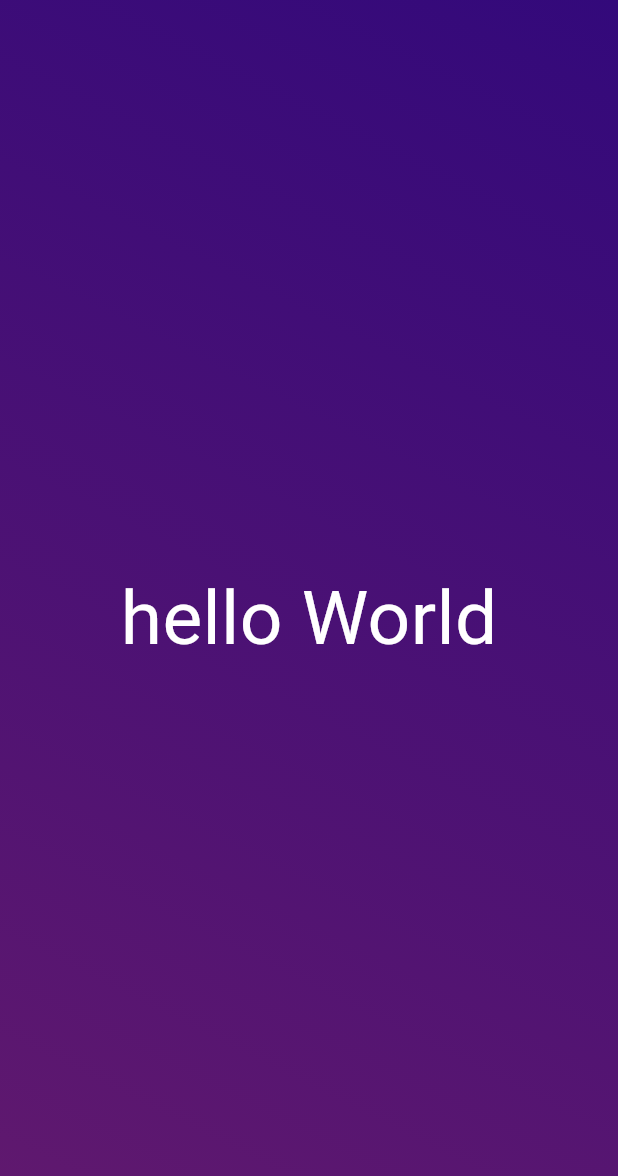
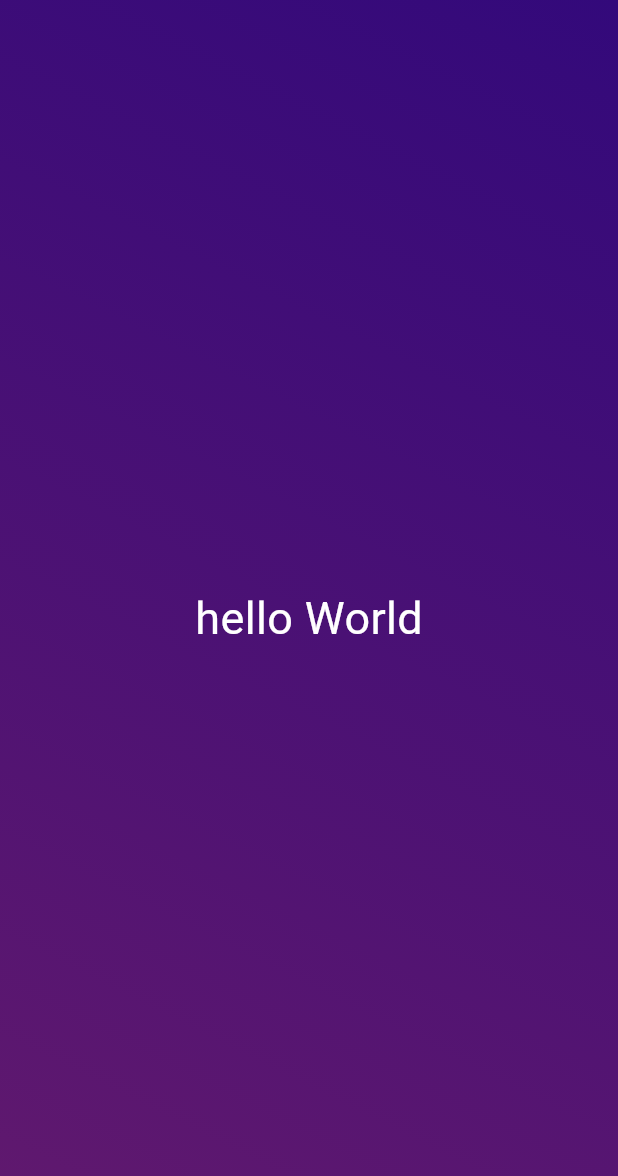
Before and after one commit to sudarshanshetty25/flutter1, a Flutter app: the screen it shows after launch, on a phone screen of 412 x 824 dp. Shown: the top 1176 px of the screen. Run offline on Flutter 3.47's test engine with Material 3 defaults, Android fonts, the phone set to English and light mode, and no system bars.

Commit message:
changes made

```diff
--- a/lib/gradient_container.dart
+++ b/lib/gradient_container.dart
@@ -23,7 +23,7 @@ class gardientcontainer extends StatelessWidget {
               "hello World",
               style: TextStyle(
                 color: Colors.white,
-                fontSize: 50,
+                fontSize: 30,
               ),
             ),
           ),
```
